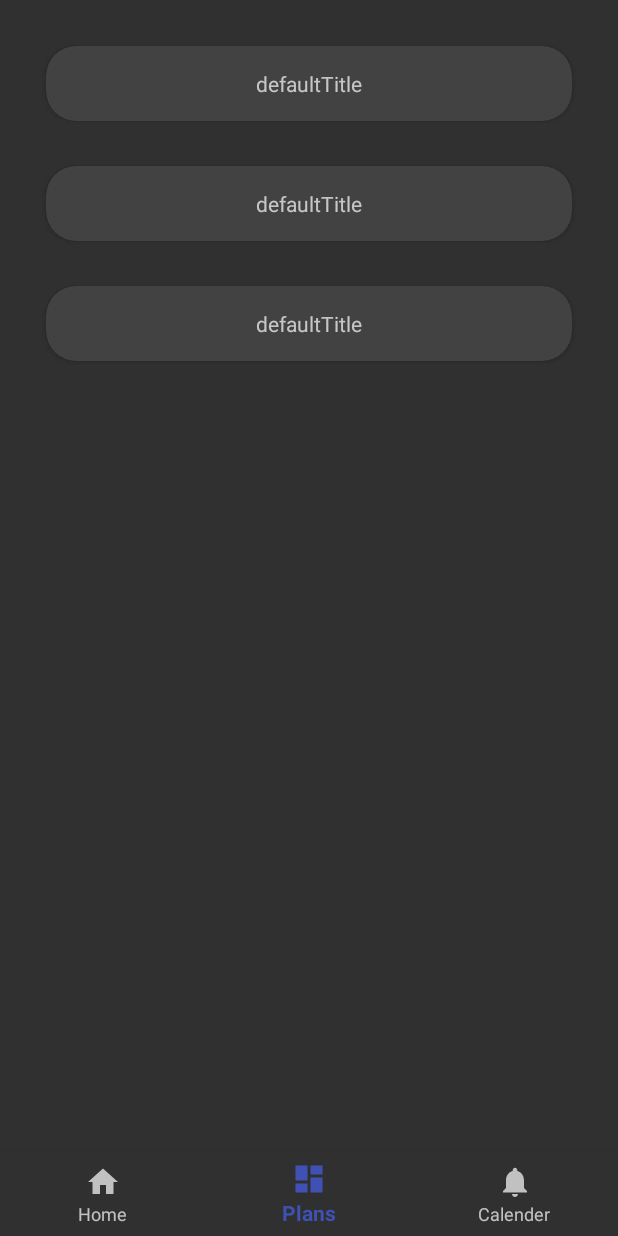
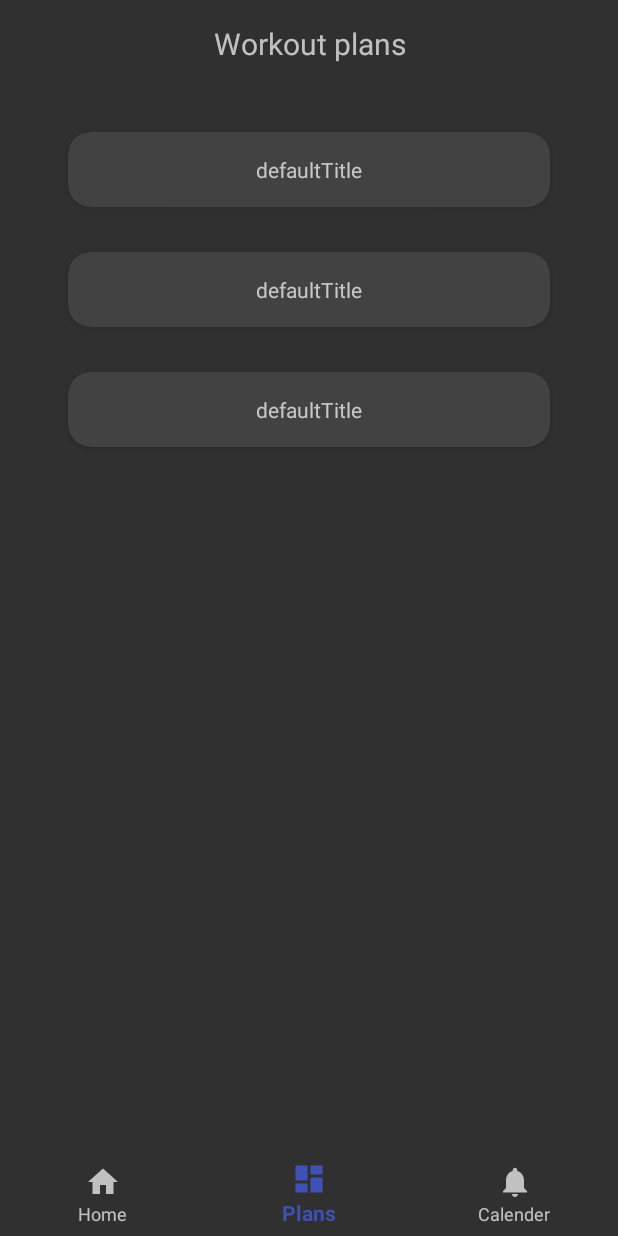
Before and after one commit to Dezaos/AndroidWorkoutPlanner, an Android app: the screen it shows after launch (MainActivity), item 2 of the bottom bar chosen, on a phone screen of 412 x 824 dp. Run offline under Robolectric (Android 15) with nearby library versions, the phone set to English and light mode, and no system bars.

Commit message:
Added fragment manager.

```diff
--- a/app/src/main/java/com/example/mikkel/workoutplanner/MainActivity.java
+++ b/app/src/main/java/com/example/mikkel/workoutplanner/MainActivity.java
@@ -4,16 +4,19 @@ import android.os.Bundle;
 import android.support.annotation.NonNull;
 import android.support.design.widget.BottomNavigationView;
 import android.support.v4.app.Fragment;
+import android.support.v4.app.FragmentManager;
 import android.support.v7.app.AppCompatActivity;
 import android.view.MenuItem;
 import android.widget.TextView;
 
-import com.example.mikkel.workoutplanner.fragments.fragment_calender;
-import com.example.mikkel.workoutplanner.fragments.fragment_plans;
+import com.example.mikkel.workoutplanner.Singletons.FragmentTransitionManager;
+import com.example.mikkel.workoutplanner.fragments.Fragment_calender;
+import com.example.mikkel.workoutplanner.fragments.Fragment_plans;
 
 public class MainActivity extends AppCompatActivity {
 
     private TextView mTextMessage;
+    private AppCompatActivity _this;
 
     private BottomNavigationView.OnNavigationItemSelectedListener mOnNavigationItemSelectedListener
             = new BottomNavigationView.OnNavigationItemSelectedListener() {
@@ -26,18 +29,16 @@ public class MainActivity extends AppCompatActivity {
                 case R.id.navigation_home:
                     break;
                 case R.id.navigation_plans:
-                    currentFragment = new fragment_plans();
+                    currentFragment = new Fragment_plans();
                     break;
                 case R.id.navigation_calender:
-                    currentFragment = new fragment_calender();
+                    currentFragment = new Fragment_calender();
                     break;
             }
 
             if(currentFragment != null)
             {
-                android.support.v4.app.FragmentTransaction fragmentTransaction = getSupportFragmentManager().beginTransaction();
-                fragmentTransaction.replace(R.id.mainFrame,currentFragment);
-                fragmentTransaction.commit();
+                FragmentTransitionManager.getInstance().ClearAndInitializeFragment(_this,currentFragment);
                 return true;
             }
 
@@ -50,6 +51,7 @@ public class MainActivity extends AppCompatActivity {
         super.onCreate(savedInstanceState);
         setContentView(R.layout.activity_main);
 
+        _this = this;
         mTextMessage = (TextView) findViewById(R.id.message);
         BottomNavigationView navigation = (BottomNavigationView) findViewById(R.id.navigation);
         navigation.setOnNavigationItemSelectedListener(mOnNavigationItemSelectedListener);
--- /dev/null
+++ b/app/src/main/java/com/example/mikkel/workoutplanner/Singletons/FragmentTransitionManager.java
@@ -0,0 +1,40 @@
+package com.example.mikkel.workoutplanner.Singletons;
+
+import android.support.v4.app.Fragment;
+import android.support.v4.app.FragmentManager;
+import android.support.v7.app.AppCompatActivity;
+
+import com.example.mikkel.workoutplanner.R;
+
+public class FragmentTransitionManager {
+    private static final FragmentTransitionManager ourInstance = new FragmentTransitionManager();
+    public static FragmentTransitionManager getInstance() {
+        return ourInstance;
+    }
+
+    private FragmentTransitionManager() {
+    }
+
+    public void InitializeFragment(AppCompatActivity activity, Fragment fragment)
+    {
+        android.support.v4.app.FragmentTransaction fragmentTransaction = activity.getSupportFragmentManager().beginTransaction();
+        fragmentTransaction.replace(R.id.mainFrame,fragment);
+        fragmentTransaction.addToBackStack(null);
+        fragmentTransaction.commit();
+    }
+
+    public void ClearAndInitializeFragment(AppCompatActivity activity, Fragment fragment)
+    {
+        FragmentManager fragmentManager = activity.getSupportFragmentManager();
+
+        if(fragmentManager.getBackStackEntryCount() > 0)
+        {
+            fragmentManager.popBackStack(0,FragmentManager.POP_BACK_STACK_INCLUSIVE);
+        }
+
+        android.support.v4.app.FragmentTransaction fragmentTransaction = fragmentManager.beginTransaction();
+        fragmentTransaction.replace(R.id.mainFrame,fragment);
+        fragmentTransaction.commit();
+    }
+
+}
--- a/app/src/main/java/com/example/mikkel/workoutplanner/adapters/WorkoutPlanAdapter.java
+++ b/app/src/main/java/com/example/mikkel/workoutplanner/adapters/WorkoutPlanAdapter.java
@@ -4,6 +4,7 @@ import android.content.Context;
 import android.os.Debug;
 import android.support.annotation.NonNull;
 import android.support.annotation.Nullable;
+import android.support.v7.app.AppCompatActivity;
 import android.util.Log;
 import android.view.LayoutInflater;
 import android.view.View;
@@ -11,7 +12,9 @@ import android.view.ViewGroup;
 import android.widget.ArrayAdapter;
 
 import com.example.mikkel.workoutplanner.R;
+import com.example.mikkel.workoutplanner.Singletons.FragmentTransitionManager;
 import com.example.mikkel.workoutplanner.data.WorkoutPlan;
+import com.example.mikkel.workoutplanner.fragments.Fragment_EditWorkoutPlan;
 
 import java.util.ArrayList;
 
@@ -36,7 +39,7 @@ public class WorkoutPlanAdapter extends ArrayAdapter<WorkoutPlan>
             convertView.setOnClickListener(new View.OnClickListener() {
                 @Override
                 public void onClick(View view) {
-                    Log.d("Test",item.name);
+                    FragmentTransitionManager.getInstance().InitializeFragment((AppCompatActivity)context,new Fragment_EditWorkoutPlan());
                 }
             });
         }
--- a/app/src/main/java/com/example/mikkel/workoutplanner/fragments/fragment_calender.java
+++ b/app/src/main/java/com/example/mikkel/workoutplanner/fragments/Fragment_calender.java
@@ -8,7 +8,7 @@ import android.view.View;
 import android.view.ViewGroup;
 import com.example.mikkel.workoutplanner.R;
 
-public class fragment_calender extends Fragment
+public class Fragment_calender extends Fragment
 {
     @Nullable
     @Override
--- a/app/src/main/java/com/example/mikkel/workoutplanner/fragments/fragment_plans.java
+++ b/app/src/main/java/com/example/mikkel/workoutplanner/fragments/Fragment_plans.java
@@ -12,7 +12,7 @@ import com.example.mikkel.workoutplanner.R;
 import com.example.mikkel.workoutplanner.Singletons.WorkoutPlansManager;
 import com.example.mikkel.workoutplanner.adapters.WorkoutPlanAdapter;
 
-public class fragment_plans extends Fragment
+public class Fragment_plans extends Fragment
 {
     private WorkoutPlanAdapter adapter;
 
--- a/app/src/main/res/layout/fragment_plans.xml
+++ b/app/src/main/res/layout/fragment_plans.xml
@@ -1,18 +1,27 @@
 <?xml version="1.0" encoding="utf-8"?>
-<RelativeLayout
+<LinearLayout
     xmlns:android="http://schemas.android.com/apk/res/android"
     android:layout_width="match_parent"
     android:layout_height="match_parent"
     android:orientation="vertical"
     android:gravity="center"
 >
+    <TextView
+        android:layout_width="wrap_content"
+        android:layout_height="wrap_content"
+        android:text="@string/workout_plans"
+        android:gravity="center"
+        android:textSize="20dp"
+        android:layout_gravity="center_horizontal"
+        android:layout_marginTop="15dp"/>
+
     <ListView
         android:id="@+id/workoutListView"
-        android:layout_width="wrap_content"
+        android:layout_width="match_parent"
         android:layout_height="match_parent"
-        android:layout_margin="15dp"
+        android:layout_margin="30dp"
         android:dividerHeight="0dp"
         android:divider="@android:color/transparent"
         />
 
-</RelativeLayout>
+</LinearLayout>
--- a/app/src/main/res/layout/workoutplanmenu_item.xml
+++ b/app/src/main/res/layout/workoutplanmenu_item.xml
@@ -4,14 +4,19 @@
     xmlns:card_view="http://schemas.android.com/apk/res-auto"
     android:layout_width="match_parent"
     android:layout_height="wrap_content"
+    android:orientation="vertical"
+    android:gravity="center_horizontal"
+    android:layout_marginTop="15dp"
     >
+
+
 
     <android.support.v7.widget.CardView
         android:layout_width="match_parent"
         android:layout_height="wrap_content"
         android:minHeight="50dp"
         android:minWidth="200dp"
-        card_view:cardCornerRadius="20dp"
+        card_view:cardCornerRadius="15dp"
         android:layout_margin="15dp">
         <LinearLayout
             android:layout_width="wrap_content"
--- a/app/src/main/res/values/strings.xml
+++ b/app/src/main/res/values/strings.xml
@@ -7,4 +7,5 @@
     <string name="calender">Calender</string>
     <string name="deafaultid">1</string>
     <string name="defaulttitle">defaultTitle</string>
+    <string name="workout_plans">Workout plans</string>
 </resources>
```
Also changed, not shown: app/src/main/java/com/example/mikkel/workoutplanner/fragments/Fragment_EditWorkoutPlan.java (added, +32 -0 lines), app/src/main/res/layout/edit_workoutplan.xml (added, +15 -0 lines), app/src/main/res/drawable-hdpi/clear.png (added), app/src/main/res/drawable-mdpi/clear.png (added), app/src/main/res/drawable-xhdpi/clear.png (added), app/src/main/res/drawable-xxhdpi/clear.png (added).
